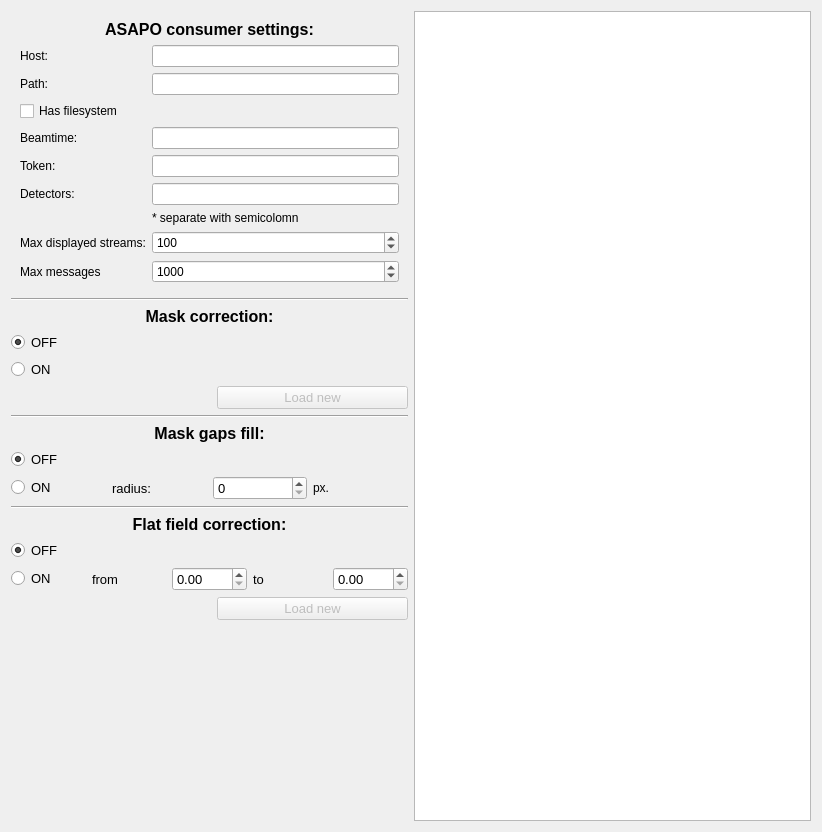
The window that uis/datasource_setup_asapo.ui (yamedvedya/data_viewer) describes before a commit, drawn with Qt 5.
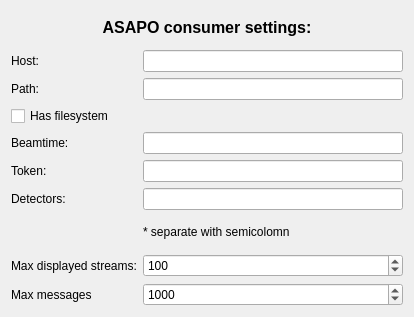
The same window after the commit. Custom widgets are drawn as their Qt base class.

Commit message: added mask to p11scan

The edit to the form file:
```diff
--- a/uis/datasource_setup_asapo.ui
+++ b/uis/datasource_setup_asapo.ui
@@ -6,487 +6,134 @@
    <rect>
     <x>0</x>
     <y>0</y>
-    <width>822</width>
-    <height>832</height>
+    <width>414</width>
+    <height>317</height>
    </rect>
   </property>
   <property name="windowTitle">
    <string>Form</string>
   </property>
-  <layout class="QHBoxLayout" name="horizontalLayout">
-   <item>
-    <layout class="QVBoxLayout" name="verticalLayout">
-     <item>
-      <widget class="QFrame" name="frame">
-       <layout class="QGridLayout" name="gridLayout_7">
-        <item row="1" column="0">
-         <widget class="QLabel" name="label_5">
-          <property name="text">
-           <string>Host:</string>
-          </property>
-         </widget>
-        </item>
-        <item row="7" column="1">
-         <widget class="QLabel" name="label_14">
-          <property name="text">
-           <string>* separate with semicolomn</string>
-          </property>
-         </widget>
-        </item>
-        <item row="8" column="0">
-         <widget class="QLabel" name="label_15">
-          <property name="text">
-           <string>Max displayed streams:</string>
-          </property>
-         </widget>
-        </item>
-        <item row="9" column="1">
-         <widget class="QSpinBox" name="sp_max_messages">
-          <property name="maximum">
-           <number>100000</number>
-          </property>
-          <property name="value">
-           <number>1000</number>
-          </property>
-         </widget>
-        </item>
-        <item row="1" column="1">
-         <widget class="QLineEdit" name="le_host"/>
-        </item>
-        <item row="9" column="0">
-         <widget class="QLabel" name="label_16">
-          <property name="text">
-           <string>Max messages</string>
-          </property>
-         </widget>
-        </item>
-        <item row="5" column="1">
-         <widget class="QLineEdit" name="le_token"/>
-        </item>
-        <item row="5" column="0">
-         <widget class="QLabel" name="label_8">
-          <property name="text">
-           <string>Token:</string>
-          </property>
-         </widget>
-        </item>
-        <item row="6" column="1">
-         <widget class="QLineEdit" name="le_detectors"/>
-        </item>
-        <item row="4" column="1">
-         <widget class="QLineEdit" name="le_beamtime"/>
-        </item>
-        <item row="8" column="1">
-         <widget class="QSpinBox" name="sp_max_streams">
-          <property name="maximum">
-           <number>100000</number>
-          </property>
-          <property name="value">
-           <number>100</number>
-          </property>
-         </widget>
-        </item>
-        <item row="6" column="0">
-         <widget class="QLabel" name="label_12">
-          <property name="text">
-           <string>Detectors:</string>
-          </property>
-         </widget>
-        </item>
-        <item row="3" column="0">
-         <widget class="QCheckBox" name="chk_filesystem">
-          <property name="text">
-           <string>Has filesystem</string>
-          </property>
-         </widget>
-        </item>
-        <item row="2" column="1">
-         <widget class="QLineEdit" name="le_path"/>
-        </item>
-        <item row="2" column="0">
-         <widget class="QLabel" name="label_13">
-          <property name="frameShape">
-           <enum>QFrame::NoFrame</enum>
-          </property>
-          <property name="text">
-           <string>Path:</string>
-          </property>
-         </widget>
-        </item>
-        <item row="4" column="0">
-         <widget class="QLabel" name="label_7">
-          <property name="text">
-           <string>Beamtime:</string>
-          </property>
-         </widget>
-        </item>
-        <item row="0" column="0" colspan="2">
-         <widget class="QLabel" name="label_4">
-          <property name="font">
-           <font>
-            <pointsize>12</pointsize>
-            <weight>75</weight>
-            <bold>true</bold>
-           </font>
-          </property>
-          <property name="text">
-           <string>ASAPO consumer settings:</string>
-          </property>
-          <property name="alignment">
-           <set>Qt::AlignCenter</set>
-          </property>
-         </widget>
-        </item>
-       </layout>
-      </widget>
-     </item>
-     <item>
-      <widget class="Line" name="line_2">
-       <property name="orientation">
-        <enum>Qt::Horizontal</enum>
-       </property>
-      </widget>
-     </item>
-     <item>
-      <widget class="QLabel" name="label">
-       <property name="font">
-        <font>
-         <pointsize>12</pointsize>
-         <weight>75</weight>
-         <bold>true</bold>
-        </font>
-       </property>
-       <property name="text">
-        <string>Mask correction:</string>
-       </property>
-       <property name="alignment">
-        <set>Qt::AlignCenter</set>
-       </property>
-      </widget>
-     </item>
-     <item>
-      <widget class="QRadioButton" name="rb_mask_off">
-       <property name="font">
-        <font>
-         <pointsize>10</pointsize>
-        </font>
-       </property>
-       <property name="text">
-        <string>OFF</string>
-       </property>
-       <property name="checked">
-        <bool>true</bool>
-       </property>
-       <attribute name="buttonGroup">
-        <string notr="true">bg_mask_option</string>
-       </attribute>
-      </widget>
-     </item>
-     <item>
-      <widget class="QRadioButton" name="rb_mask_on">
-       <property name="font">
-        <font>
-         <pointsize>10</pointsize>
-        </font>
-       </property>
-       <property name="text">
-        <string>ON</string>
-       </property>
-       <attribute name="buttonGroup">
-        <string notr="true">bg_mask_option</string>
-       </attribute>
-      </widget>
-     </item>
-     <item>
-      <layout class="QHBoxLayout" name="horizontalLayout_2">
-       <item>
-        <widget class="QLabel" name="lb_mask_file">
-         <property name="minimumSize">
-          <size>
-           <width>200</width>
-           <height>0</height>
-          </size>
-         </property>
-         <property name="text">
-          <string/>
-         </property>
-        </widget>
-       </item>
-       <item>
-        <widget class="QPushButton" name="but_load_mask">
-         <property name="enabled">
-          <bool>false</bool>
-         </property>
-         <property name="font">
-          <font>
-           <pointsize>10</pointsize>
-          </font>
-         </property>
-         <property name="text">
-          <string>Load new</string>
-         </property>
-        </widget>
-       </item>
-      </layout>
-     </item>
-     <item>
-      <widget class="Line" name="line">
-       <property name="orientation">
-        <enum>Qt::Horizontal</enum>
-       </property>
-      </widget>
-     </item>
-     <item>
-      <widget class="QLabel" name="label_9">
-       <property name="font">
-        <font>
-         <pointsize>12</pointsize>
-         <weight>75</weight>
-         <bold>true</bold>
-        </font>
-       </property>
-       <property name="text">
-        <string>Mask gaps fill:</string>
-       </property>
-       <property name="alignment">
-        <set>Qt::AlignCenter</set>
-       </property>
-      </widget>
-     </item>
-     <item>
-      <widget class="QRadioButton" name="rb_fill_off">
-       <property name="font">
-        <font>
-         <pointsize>10</pointsize>
-        </font>
-       </property>
-       <property name="text">
-        <string>OFF</string>
-       </property>
-       <property name="checked">
-        <bool>true</bool>
-       </property>
-       <attribute name="buttonGroup">
-        <string notr="true">bg_fill_option</string>
-       </attribute>
-      </widget>
-     </item>
-     <item>
-      <layout class="QHBoxLayout" name="horizontalLayout_9">
-       <item>
-        <widget class="QRadioButton" name="rb_fill_on">
-         <property name="font">
-          <font>
-           <pointsize>10</pointsize>
-          </font>
-         </property>
-         <property name="text">
-          <string>ON</string>
-         </property>
-         <attribute name="buttonGroup">
-          <string notr="true">bg_fill_option</string>
-         </attribute>
-        </widget>
-       </item>
-       <item>
-        <widget class="QLabel" name="label_10">
-         <property name="font">
-          <font>
-           <pointsize>10</pointsize>
-          </font>
-         </property>
-         <property name="text">
-          <string>radius:</string>
-         </property>
-        </widget>
-       </item>
-       <item>
-        <widget class="QSpinBox" name="sb_fill">
-         <property name="font">
-          <font>
-           <pointsize>10</pointsize>
-          </font>
-         </property>
-        </widget>
-       </item>
-       <item>
-        <widget class="QLabel" name="label_11">
-         <property name="text">
-          <string>px.</string>
-         </property>
-        </widget>
-       </item>
-      </layout>
-     </item>
-     <item>
-      <widget class="Line" name="line_5">
-       <property name="orientation">
-        <enum>Qt::Horizontal</enum>
-       </property>
-      </widget>
-     </item>
-     <item>
-      <widget class="QLabel" name="label_2">
-       <property name="font">
-        <font>
-         <pointsize>12</pointsize>
-         <weight>75</weight>
-         <bold>true</bold>
-        </font>
-       </property>
-       <property name="text">
-        <string>Flat field correction:</string>
-       </property>
-       <property name="alignment">
-        <set>Qt::AlignCenter</set>
-       </property>
-      </widget>
-     </item>
-     <item>
-      <widget class="QRadioButton" name="rb_ff_off">
-       <property name="font">
-        <font>
-         <pointsize>10</pointsize>
-        </font>
-       </property>
-       <property name="text">
-        <string>OFF</string>
-       </property>
-       <property name="checked">
-        <bool>true</bool>
-       </property>
-       <attribute name="buttonGroup">
-        <string notr="true">bg_ff_option</string>
-       </attribute>
-      </widget>
-     </item>
-     <item>
-      <layout class="QHBoxLayout" name="horizontalLayout_7">
-       <item>
-        <widget class="QRadioButton" name="rb_ff_on">
-         <property name="font">
-          <font>
-           <pointsize>10</pointsize>
-          </font>
-         </property>
-         <property name="text">
-          <string>ON</string>
-         </property>
-         <attribute name="buttonGroup">
-          <string notr="true">bg_ff_option</string>
-         </attribute>
-        </widget>
-       </item>
-       <item>
-        <widget class="QLabel" name="label_3">
-         <property name="font">
-          <font>
-           <pointsize>10</pointsize>
-          </font>
-         </property>
-         <property name="text">
-          <string>from</string>
-         </property>
-        </widget>
-       </item>
-       <item>
-        <widget class="QDoubleSpinBox" name="dsb_ff_from">
-         <property name="font">
-          <font>
-           <pointsize>10</pointsize>
-          </font>
-         </property>
-        </widget>
-       </item>
-       <item>
-        <widget class="QLabel" name="label_6">
-         <property name="font">
-          <font>
-           <pointsize>10</pointsize>
-          </font>
-         </property>
-         <property name="text">
-          <string>to</string>
-         </property>
-        </widget>
-       </item>
-       <item>
-        <widget class="QDoubleSpinBox" name="dsb_ff_to">
-         <property name="font">
-          <font>
-           <pointsize>10</pointsize>
-          </font>
-         </property>
-        </widget>
-       </item>
-      </layout>
-     </item>
-     <item>
-      <layout class="QHBoxLayout" name="horizontalLayout_3">
-       <item>
-        <widget class="QLabel" name="lb_ff_file">
-         <property name="minimumSize">
-          <size>
-           <width>200</width>
-           <height>0</height>
-          </size>
-         </property>
-         <property name="text">
-          <string/>
-         </property>
-        </widget>
-       </item>
-       <item>
-        <widget class="QPushButton" name="but_load_ff">
-         <property name="enabled">
-          <bool>false</bool>
-         </property>
-         <property name="font">
-          <font>
-           <pointsize>10</pointsize>
-          </font>
-         </property>
-         <property name="text">
-          <string>Load new</string>
-         </property>
-        </widget>
-       </item>
-      </layout>
-     </item>
-     <item>
-      <spacer name="verticalSpacer">
-       <property name="orientation">
-        <enum>Qt::Vertical</enum>
-       </property>
-       <property name="sizeHint" stdset="0">
-        <size>
-         <width>20</width>
-         <height>40</height>
-        </size>
-       </property>
-      </spacer>
-     </item>
-    </layout>
+  <layout class="QGridLayout" name="gridLayout">
+   <item row="7" column="1">
+    <widget class="QLabel" name="label_14">
+     <property name="text">
+      <string>* separate with semicolomn</string>
+     </property>
+    </widget>
    </item>
-   <item>
-    <widget class="GraphicsView" name="gv_main">
-     <property name="autoFillBackground">
-      <bool>false</bool>
+   <item row="5" column="1">
+    <widget class="QLineEdit" name="le_token"/>
+   </item>
+   <item row="2" column="1">
+    <widget class="QLineEdit" name="le_path"/>
+   </item>
+   <item row="6" column="0">
+    <widget class="QLabel" name="label_12">
+     <property name="text">
+      <string>Detectors:</string>
      </property>
-     <property name="styleSheet">
-      <string notr="true"/>
+    </widget>
+   </item>
+   <item row="4" column="0">
+    <widget class="QLabel" name="label_7">
+     <property name="text">
+      <string>Beamtime:</string>
+     </property>
+    </widget>
+   </item>
+   <item row="3" column="0">
+    <widget class="QCheckBox" name="chk_filesystem">
+     <property name="text">
+      <string>Has filesystem</string>
+     </property>
+    </widget>
+   </item>
+   <item row="6" column="1">
+    <widget class="QLineEdit" name="le_detectors"/>
+   </item>
+   <item row="8" column="0">
+    <widget class="QLabel" name="label_15">
+     <property name="text">
+      <string>Max displayed streams:</string>
+     </property>
+    </widget>
+   </item>
+   <item row="4" column="1">
+    <widget class="QLineEdit" name="le_beamtime"/>
+   </item>
+   <item row="5" column="0">
+    <widget class="QLabel" name="label_8">
+     <property name="text">
+      <string>Token:</string>
+     </property>
+    </widget>
+   </item>
+   <item row="8" column="1">
+    <widget class="QSpinBox" name="sp_max_streams">
+     <property name="maximum">
+      <number>100000</number>
+     </property>
+     <property name="value">
+      <number>100</number>
+     </property>
+    </widget>
+   </item>
+   <item row="0" column="0" colspan="2">
+    <widget class="QLabel" name="label_4">
+     <property name="font">
+      <font>
+       <pointsize>12</pointsize>
+       <weight>75</weight>
+       <bold>true</bold>
+      </font>
+     </property>
+     <property name="text">
+      <string>ASAPO consumer settings:</string>
+     </property>
+     <property name="alignment">
+      <set>Qt::AlignCenter</set>
+     </property>
+    </widget>
+   </item>
+   <item row="9" column="0">
+    <widget class="QLabel" name="label_16">
+     <property name="text">
+      <string>Max messages</string>
+     </property>
+    </widget>
+   </item>
+   <item row="1" column="1">
+    <widget class="QLineEdit" name="le_host"/>
+   </item>
+   <item row="1" column="0">
+    <widget class="QLabel" name="label_5">
+     <property name="text">
+      <string>Host:</string>
+     </property>
+    </widget>
+   </item>
+   <item row="2" column="0">
+    <widget class="QLabel" name="label_13">
+     <property name="frameShape">
+      <enum>QFrame::NoFrame</enum>
+     </property>
+     <property name="text">
+      <string>Path:</string>
+     </property>
+    </widget>
+   </item>
+   <item row="9" column="1">
+    <widget class="QSpinBox" name="sp_max_messages">
+     <property name="maximum">
+      <number>100000</number>
+     </property>
+     <property name="value">
+      <number>1000</number>
      </property>
     </widget>
    </item>
   </layout>
  </widget>
- <customwidgets>
-  <customwidget>
-   <class>GraphicsView</class>
-   <extends>QGraphicsView</extends>
-   <header>pyqtgraph</header>
-  </customwidget>
- </customwidgets>
  <resources/>
  <connections/>
  <buttongroups>
```
Left out of the diff: 9 changed lines with no effect on the pictures. The commit also changes 18 other files.
